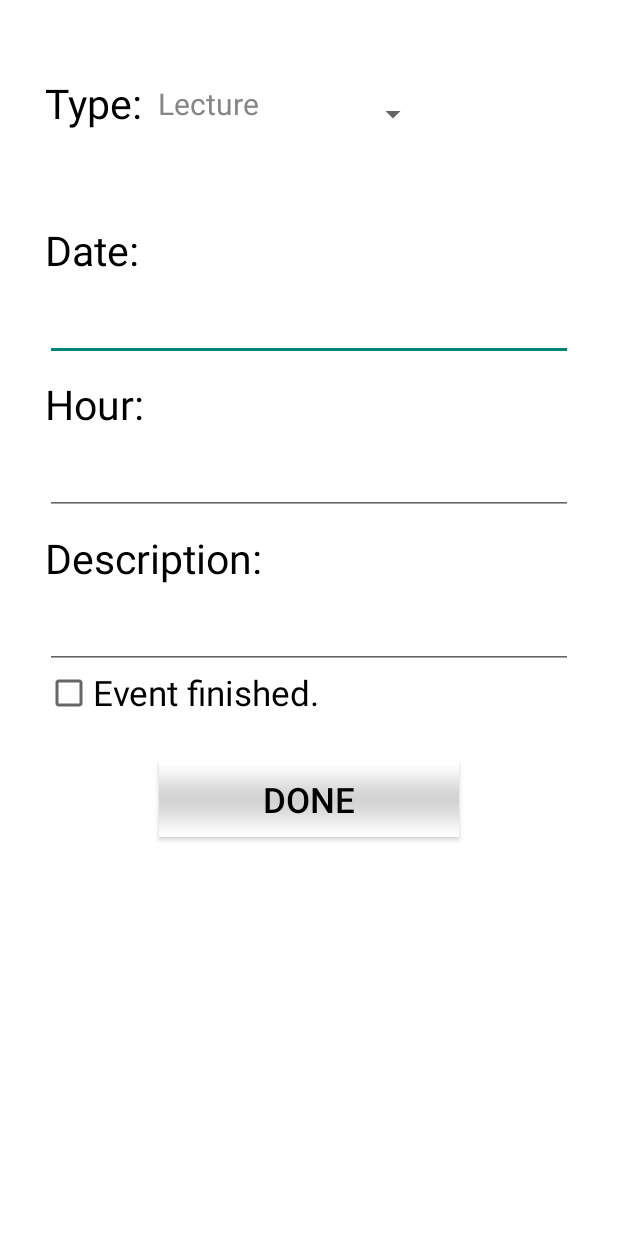
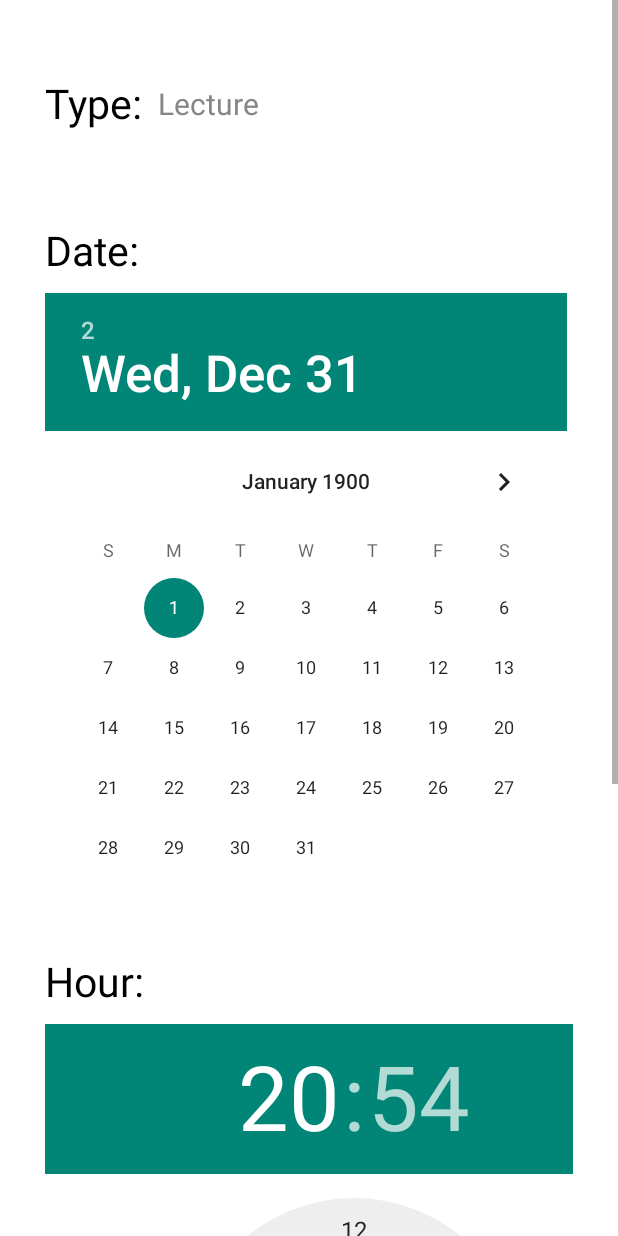
Before and after one commit to TsvetanMilanov/AndroidApplications, an Android app: the SingleEventEditActivity screen opened directly, with no data from a screen before it, on a phone screen of 412 x 824 dp. Run offline under Robolectric (Android 15) with nearby library versions, the phone set to English and light mode, and no system bars; 9 statements that could not run were skipped.

Commit message:
Added date picker and time picker in event edit.

```diff
--- a/UnofficialProjects/TelerikAcademySchedule/app/src/main/res/layout/single_event_edit_view.xml
+++ b/UnofficialProjects/TelerikAcademySchedule/app/src/main/res/layout/single_event_edit_view.xml
@@ -78,15 +78,10 @@
 
             <TableRow>
 
-                <EditText
-                    android:id="@+id/etDate"
-                    android:paddingRight="30dp"
-                    android:layout_weight="1"
-                    android:ellipsize="none"
-                    android:maxLines="100"
-                    android:textColor="#868686"
-                    android:scrollHorizontally="false" />
-
+                <DatePicker
+                    android:layout_width="wrap_content"
+                    android:layout_height="wrap_content"
+                    android:id="@+id/datePicker" />
             </TableRow>
 
             <TableRow>
@@ -104,15 +99,10 @@
 
             <TableRow>
 
-                <EditText
-                    android:id="@+id/etHour"
-                    android:paddingRight="30dp"
-                    android:layout_weight="1"
-                    android:ellipsize="none"
-                    android:maxLines="100"
-                    android:textColor="#868686"
-                    android:scrollHorizontally="false" />
-
+                <TimePicker
+                    android:layout_width="wrap_content"
+                    android:layout_height="wrap_content"
+                    android:id="@+id/timePicker" />
             </TableRow>
 
             <TableRow>
@@ -140,10 +130,6 @@
                     android:scrollHorizontally="false" />
 
             </TableRow>
-
-            <TableRow
-                android:layout_width="fill_parent"
-                android:layout_height="fill_parent"></TableRow>
 
             <TableRow
                 android:layout_width="fill_parent"
```
Also changed, not shown: UnofficialProjects/TelerikAcademySchedule/app/src/main/java/lab/chabingba/telerikacademyschedule/SingleEventEditActivity.java (+28 -14 lines), 1 other file.
